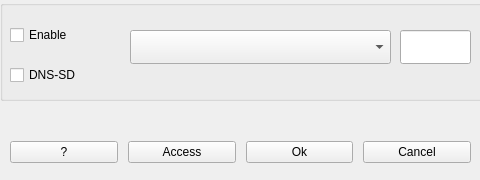
Qt form src/ui/obsremotesettings.ui (DgINC/obs-remote-plugin) before a commit.
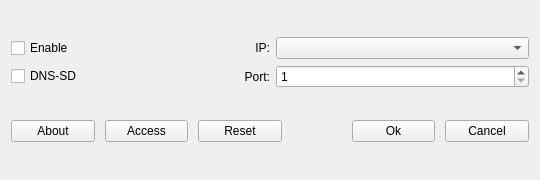
The same form after that commit.

```diff
--- a/src/ui/obsremotesettings.ui
+++ b/src/ui/obsremotesettings.ui
@@ -9,7 +9,7 @@
    <rect>
     <x>0</x>
     <y>0</y>
-    <width>480</width>
+    <width>540</width>
     <height>180</height>
    </rect>
   </property>
@@ -27,7 +27,7 @@
   </property>
   <property name="maximumSize">
    <size>
-    <width>480</width>
+    <width>540</width>
     <height>180</height>
    </size>
   </property>
@@ -43,77 +43,59 @@
   <property name="locale">
    <locale language="English" country="UnitedStates"/>
   </property>
-  <widget class="QGroupBox" name="groupBox">
-   <property name="geometry">
-    <rect>
-     <x>0</x>
-     <y>0</y>
-     <width>491</width>
-     <height>101</height>
-    </rect>
-   </property>
-   <property name="contextMenuPolicy">
-    <enum>Qt::NoContextMenu</enum>
-   </property>
-   <property name="title">
-    <string notr="true"/>
-   </property>
+  <layout class="QVBoxLayout" name="verticalLayout">
+   <item>
+    <layout class="QGridLayout" name="gridLayout">
+     <item row="1" column="2" colspan="2">
+      <widget class="QSpinBox" name="ServerPortBox">
+       <property name="minimum">
+        <number>1</number>
+       </property>
+       <property name="maximum">
+        <number>65536</number>
+       </property>
+      </widget>
+     </item>
+     <item row="1" column="1">
+      <widget class="QLabel" name="label">
+       <property name="text">
+        <string>Port:</string>
+       </property>
+       <property name="alignment">
+        <set>Qt::AlignRight|Qt::AlignTrailing|Qt::AlignVCenter</set>
+       </property>
+      </widget>
+     </item>
+     <item row="0" column="1">
+      <widget class="QLabel" name="label_2">
+       <property name="text">
+        <string>IP:</string>
+       </property>
+       <property name="alignment">
+        <set>Qt::AlignRight|Qt::AlignTrailing|Qt::AlignVCenter</set>
+       </property>
+      </widget>
+     </item>
+     <item row="0" column="2" colspan="2">
+      <widget class="QComboBox" name="InterfacesComBox"/>
+     </item>
+     <item row="0" column="0">
    <widget class="QCheckBox" name="ServerEnableChBox">
-    <property name="geometry">
-     <rect>
-      <x>10</x>
-      <y>20</y>
-      <width>95</width>
-      <height>30</height>
-     </rect>
-    </property>
     <property name="text">
      <string>Enable</string>
     </property>
    </widget>
+     </item>
+     <item row="1" column="0">
    <widget class="QCheckBox" name="DNSDEnableChBox">
-    <property name="geometry">
-     <rect>
-      <x>10</x>
-      <y>60</y>
-      <width>95</width>
-      <height>30</height>
-     </rect>
-    </property>
     <property name="text">
      <string>DNS-SD</string>
     </property>
    </widget>
-   <widget class="QComboBox" name="InterfacesComBox">
-    <property name="geometry">
-     <rect>
-      <x>130</x>
-      <y>30</y>
-      <width>261</width>
-      <height>34</height>
-     </rect>
-    </property>
-   </widget>
-   <widget class="QLineEdit" name="lineEdit">
-    <property name="geometry">
-     <rect>
-      <x>400</x>
-      <y>30</y>
-      <width>71</width>
-      <height>34</height>
-     </rect>
-    </property>
-   </widget>
-  </widget>
-  <widget class="QWidget" name="horizontalLayoutWidget">
-   <property name="geometry">
-    <rect>
-     <x>10</x>
-     <y>120</y>
-     <width>461</width>
-     <height>50</height>
-    </rect>
-   </property>
+     </item>
+    </layout>
+   </item>
+   <item>
    <layout class="QHBoxLayout" name="horizontalLayout">
     <property name="spacing">
      <number>10</number>
@@ -122,15 +104,21 @@
      <number>0</number>
     </property>
     <property name="topMargin">
-     <number>15</number>
+      <number>0</number>
     </property>
     <property name="bottomMargin">
      <number>0</number>
     </property>
     <item>
      <widget class="QPushButton" name="AboutBtn">
+       <property name="sizePolicy">
+        <sizepolicy hsizetype="Minimum" vsizetype="Fixed">
+         <horstretch>0</horstretch>
+         <verstretch>0</verstretch>
+        </sizepolicy>
+       </property>
       <property name="text">
-       <string>?</string>
+        <string>About</string>
       </property>
      </widget>
     </item>
@@ -141,6 +129,29 @@
       </property>
      </widget>
     </item>
+     <item>
+      <widget class="QPushButton" name="ConfigResetBtn">
+       <property name="text">
+        <string>Reset</string>
+       </property>
+      </widget>
+     </item>
+     <item>
+      <spacer name="horizontalSpacer">
+       <property name="orientation">
+        <enum>Qt::Horizontal</enum>
+       </property>
+       <property name="sizeType">
+        <enum>QSizePolicy::Fixed</enum>
+       </property>
+       <property name="sizeHint" stdset="0">
+        <size>
+         <width>60</width>
+         <height>20</height>
+        </size>
+       </property>
+      </spacer>
+     </item>
     <item>
      <widget class="QPushButton" name="OkBtn">
       <property name="text">
@@ -156,7 +167,8 @@
      </widget>
     </item>
    </layout>
-  </widget>
+   </item>
+  </layout>
  </widget>
  <resources/>
  <connections/>
```
Lines whose indentation alone changed are shown as unchanged.
